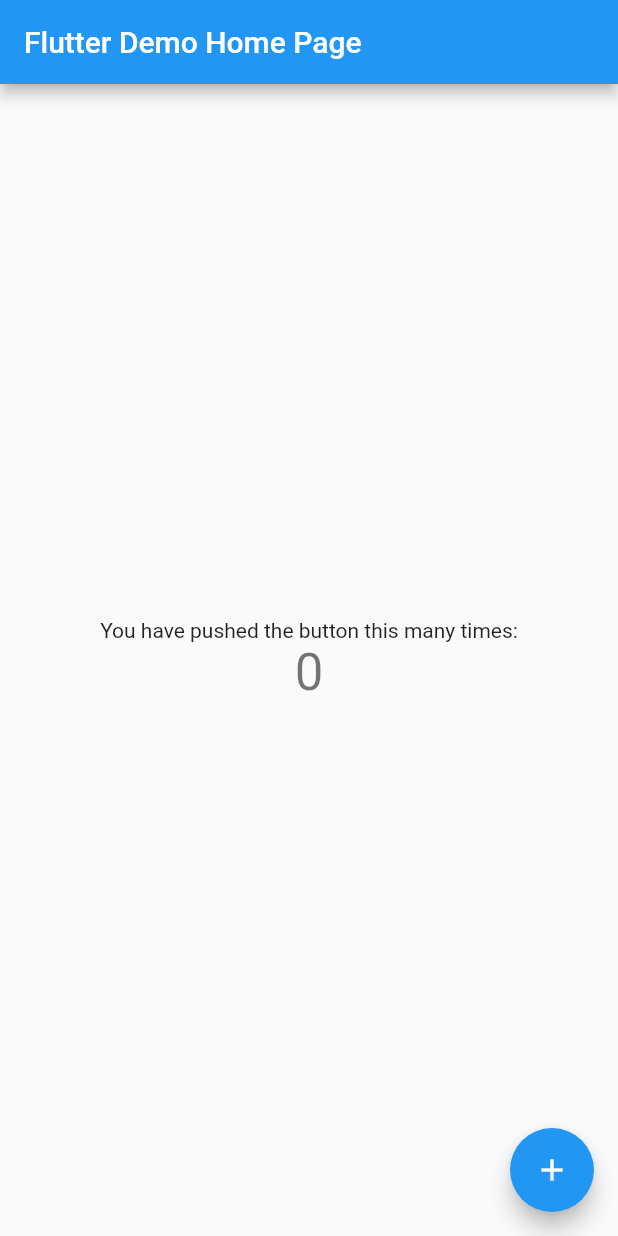
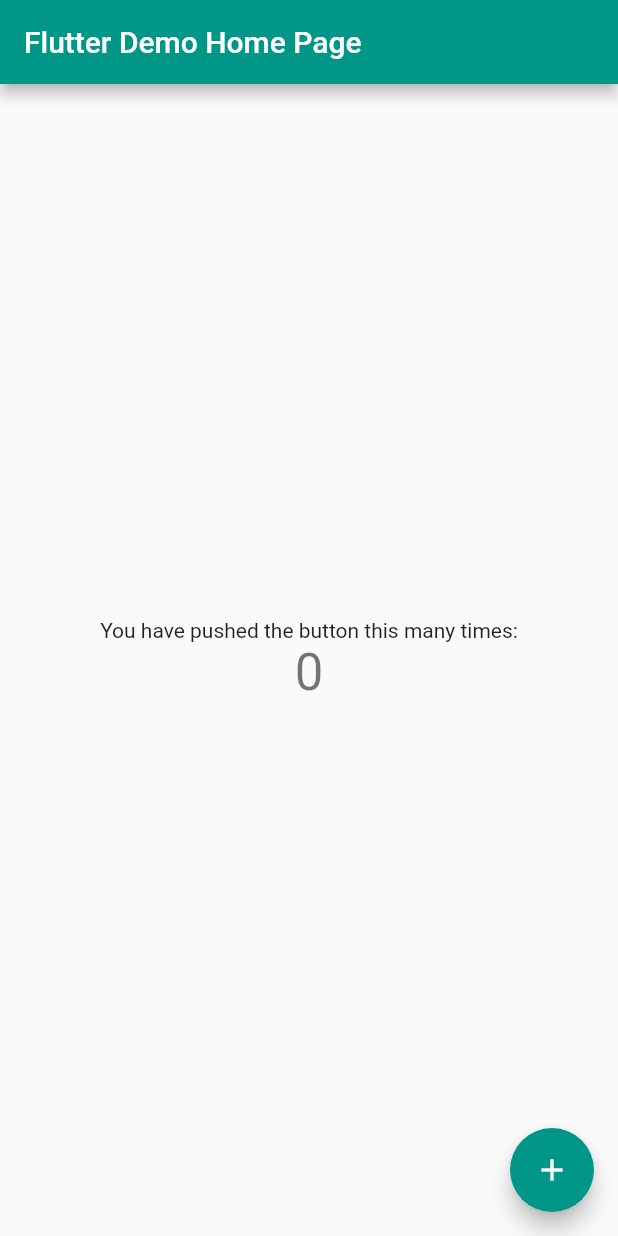
Before and after one commit to valerianaGit/TheCloudsHACK20, a Flutter app: the screen it shows after launch, on a phone screen of 412 x 824 dp. Run offline on Flutter 3.47's test engine with Material 2 defaults, Android fonts, the phone set to English and light mode, and no system bars.

Commit message:
add import files

```diff
--- a/lib/main.dart
+++ b/lib/main.dart
@@ -1,24 +1,18 @@
 import 'package:flutter/material.dart';
+import "colors.dart";
+import "tile.dart";
 
 void main() => runApp(MyApp());
 
 class MyApp extends StatelessWidget {
-  // This widget is the root of your application.
+
   @override
   Widget build(BuildContext context) {
     return MaterialApp(
       title: 'Flutter Demo',
       theme: ThemeData(
-        // This is the theme of your application.
-        //
-        // Try running your application with "flutter run". You'll see the
-        // application has a blue toolbar. Then, without quitting the app, try
-        // changing the primarySwatch below to Colors.green and then invoke
-        // "hot reload" (press "r" in the console where you ran "flutter run",
-        // or simply save your changes to "hot reload" in a Flutter IDE).
-        // Notice that the counter didn't reset back to zero; the application
-        // is not restarted.
-        primarySwatch: Colors.blue,
+
+        primarySwatch: Colors.teal,
       ),
       home: MyHomePage(title: 'Flutter Demo Home Page'),
     );
@@ -28,14 +22,6 @@ class MyApp extends StatelessWidget {
 class MyHomePage extends StatefulWidget {
   MyHomePage({Key key, this.title}) : super(key: key);
 
-  // This widget is the home page of your application. It is stateful, meaning
-  // that it has a State object (defined below) that contains fields that affect
-  // how it looks.
-
-  // This class is the configuration for the state. It holds the values (in this
-  // case the title) provided by the parent (in this case the App widget) and
-  // used by the build method of the State. Fields in a Widget subclass are
-  // always marked "final".
 
   final String title;
 
@@ -48,47 +34,23 @@ class _MyHomePageState extends State<MyHomePage> {
 
   void _incrementCounter() {
     setState(() {
-      // This call to setState tells the Flutter framework that something has
-      // changed in this State, which causes it to rerun the build method below
-      // so that the display can reflect the updated values. If we changed
-      // _counter without calling setState(), then the build method would not be
-      // called again, and so nothing would appear to happen.
+
       _counter++;
     });
   }
 
   @override
   Widget build(BuildContext context) {
-    // This method is rerun every time setState is called, for instance as done
-    // by the _incrementCounter method above.
-    //
-    // The Flutter framework has been optimized to make rerunning build methods
-    // fast, so that you can just rebuild anything that needs updating rather
-    // than having to individually change instances of widgets.
+
     return Scaffold(
       appBar: AppBar(
-        // Here we take the value from the MyHomePage object that was created by
-        // the App.build method, and use it to set our appbar title.
+
         title: Text(widget.title),
       ),
       body: Center(
-        // Center is a layout widget. It takes a single child and positions it
-        // in the middle of the parent.
+
         child: Column(
-          // Column is also a layout widget. It takes a list of children and
-          // arranges them vertically. By default, it sizes itself to fit its
-          // children horizontally, and tries to be as tall as its parent.
-          //
-          // Invoke "debug painting" (press "p" in the console, choose the
-          // "Toggle Debug Paint" action from the Flutter Inspector in Android
-          // Studio, or the "Toggle Debug Paint" command in Visual Studio Code)
-          // to see the wireframe for each widget.
-          //
-          // Column has various properties to control how it sizes itself and
-          // how it positions its children. Here we use mainAxisAlignment to
-          // center the children vertically; the main axis here is the vertical
-          // axis because Columns are vertical (the cross axis would be
-          // horizontal).
+
           mainAxisAlignment: MainAxisAlignment.center,
           children: <Widget>[
             Text(
@@ -105,7 +67,7 @@ class _MyHomePageState extends State<MyHomePage> {
         onPressed: _incrementCounter,
         tooltip: 'Increment',
         child: Icon(Icons.add),
-      ), // This trailing comma makes auto-formatting nicer for build methods.
+      ),
     );
   }
 }
```
Also changed, not shown: lib/tile.dart (+7 -0 lines).
